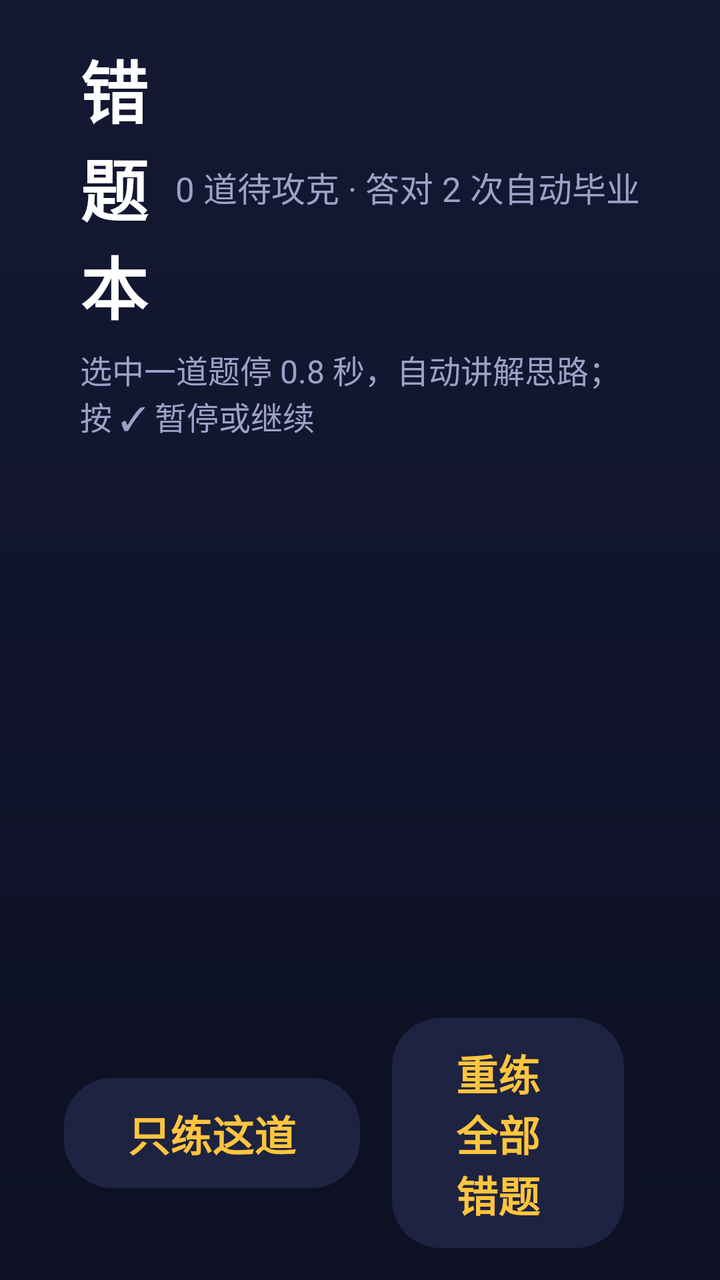
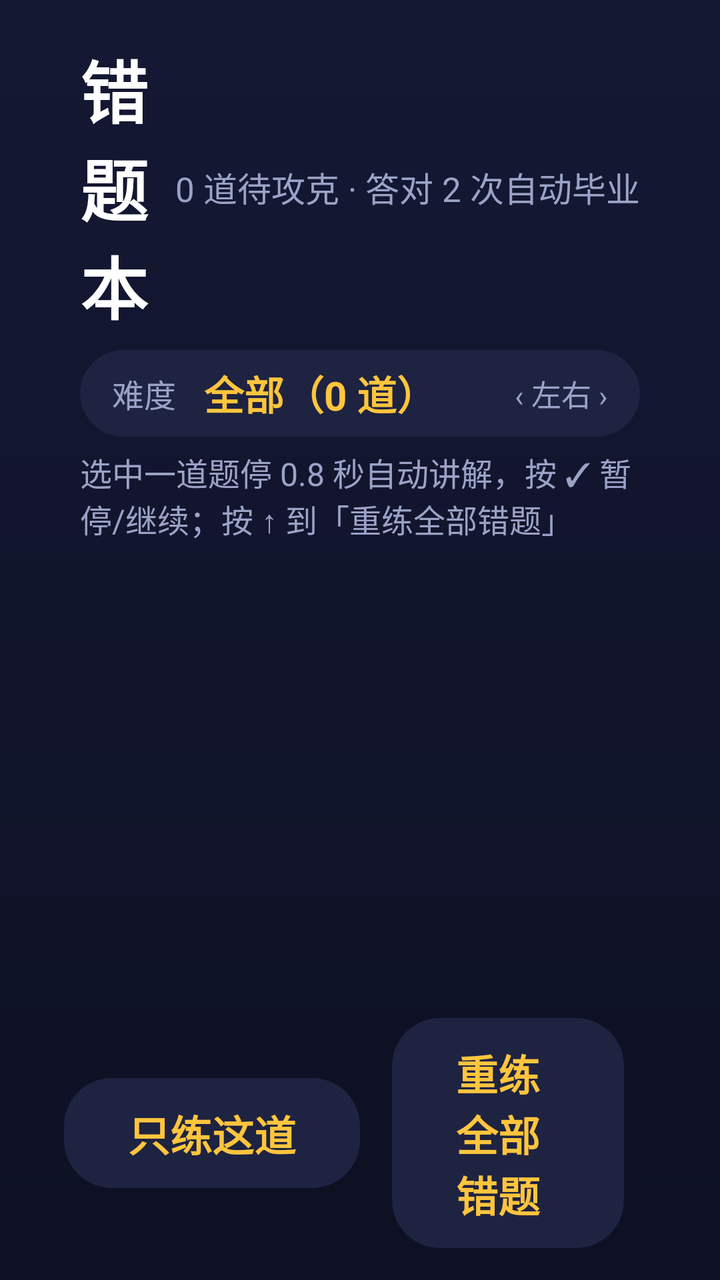

Compare the two renders of this Android layout. The source of the first and the diff that turns it into the second are given below.
<!-- AndroidManifest.xml: application theme Theme.MathKing -->
<!-- res/layout/fragment_wrongbook.xml -->
<?xml version="1.0" encoding="utf-8"?>
<LinearLayout xmlns:android="http://schemas.android.com/apk/res/android"
    android:layout_width="match_parent"
    android:layout_height="match_parent"
    android:background="@drawable/bg_page"
    android:clipChildren="false"
    android:clipToPadding="false"
    android:orientation="vertical"
    android:paddingStart="40dp"
    android:paddingTop="20dp"
    android:paddingEnd="40dp"
    android:paddingBottom="16dp">

    
    <LinearLayout
        android:layout_width="match_parent"
        android:layout_height="wrap_content"
        android:gravity="center_vertical"
        android:orientation="horizontal">

        <TextView
            android:layout_width="0dp"
            android:layout_height="wrap_content"
            android:layout_weight="1"
            android:text="错题本"
            android:textColor="@color/text"
            android:textSize="34sp"
            android:textStyle="bold" />

        <TextView
            android:id="@+id/tvWrongSub"
            android:layout_width="wrap_content"
            android:layout_height="wrap_content"
            android:text="0 道待攻克 · 答对 2 次自动毕业"
            android:textColor="@color/text_dim"
            android:textSize="17sp" />
    </LinearLayout>

    
    <TextView
        android:id="@+id/tvTip"
        android:layout_width="match_parent"
        android:layout_height="wrap_content"
        android:layout_marginTop="6dp"
        android:text="选中一道题停 0.8 秒，自动讲解思路；按 ✓ 暂停或继续"
        android:textColor="@color/text_dim"
        android:textSize="16sp" />

    
    <ScrollView
        android:id="@+id/scroll"
        android:layout_width="match_parent"
        android:layout_height="0dp"
        android:layout_marginTop="10dp"
        android:layout_weight="1"
        android:clipChildren="true"
        android:clipToPadding="true"
        android:scrollbars="none">

        <LinearLayout
            android:id="@+id/list"
            android:layout_width="match_parent"
            android:layout_height="wrap_content"
            android:orientation="vertical" />
    </ScrollView>

    <TextView
        android:id="@+id/tvEmpty"
        android:layout_width="match_parent"
        android:layout_height="0dp"
        android:layout_weight="1"
        android:gravity="center"
        android:text="还没有错题，太厉害了！\n去练几轮再来看看"
        android:textColor="@color/text_dim"
        android:textSize="21sp"
        android:visibility="gone" />

    <LinearLayout
        android:layout_width="match_parent"
        android:layout_height="wrap_content"
        android:layout_marginTop="10dp"
        android:background="@color/bg"
        android:clipChildren="false"
        android:clipToPadding="false"
        android:gravity="center"
        android:orientation="horizontal">

        <TextView
            android:id="@+id/btnPracticeOne"
            android:layout_width="wrap_content"
            android:layout_height="wrap_content"
            android:background="@drawable/selector_card"
            android:clickable="true"
            android:focusable="true"
            android:paddingStart="32dp"
            android:paddingTop="12dp"
            android:paddingEnd="32dp"
            android:paddingBottom="12dp"
            android:text="只练这道"
            android:textColor="@color/accent"
            android:textSize="21sp"
            android:textStyle="bold" />

        <TextView
            android:id="@+id/btnPractice"
            android:layout_width="wrap_content"
            android:layout_height="wrap_content"
            android:layout_marginStart="16dp"
            android:background="@drawable/selector_card"
            android:clickable="true"
            android:focusable="true"
            android:paddingStart="32dp"
            android:paddingTop="12dp"
            android:paddingEnd="32dp"
            android:paddingBottom="12dp"
            android:text="重练全部错题"
            android:textColor="@color/accent"
            android:textSize="21sp"
            android:textStyle="bold" />

        <TextView
            android:id="@+id/btnBack"
            android:layout_width="wrap_content"
            android:layout_height="wrap_content"
            android:layout_marginStart="16dp"
            android:background="@drawable/selector_card"
            android:clickable="true"
            android:focusable="true"
            android:paddingStart="32dp"
            android:paddingTop="12dp"
            android:paddingEnd="32dp"
            android:paddingBottom="12dp"
            android:text="返回"
            android:textColor="@color/text"
            android:textSize="21sp" />
    </LinearLayout>
</LinearLayout>
<!-- resources referenced by this layout -->
<resources>
  <color name="accent">#FFC53D</color>
  <color name="bg">#0E1124</color>
  <color name="text">#FFFFFF</color>
  <color name="text_dim">#9AA3C7</color>
  <!-- drawable bg_page (drawable) -->
  <?xml version="1.0" encoding="utf-8"?>
  <shape xmlns:android="http://schemas.android.com/apk/res/android" android:shape="rectangle">
      <gradient android:angle="270" android:startColor="#141833" android:endColor="#0E1124" />
  </shape>
  <!-- drawable selector_card (drawable) -->
  <?xml version="1.0" encoding="utf-8"?>
  <selector xmlns:android="http://schemas.android.com/apk/res/android">
      <item android:state_focused="true" android:drawable="@drawable/bg_card_focus" />
      <item android:state_pressed="true" android:drawable="@drawable/bg_card_focus" />
      <item android:drawable="@drawable/bg_card" />
  </selector>
  <style name="Theme.MathKing" parent="Theme.AppCompat.NoActionBar">
          <item name="android:windowBackground">@color/bg</item>
          <item name="android:colorAccent">@color/accent</item>
          <item name="android:textColorPrimary">@color/text</item>
          <item name="android:windowNoTitle">true</item>
          <item name="android:windowFullscreen">false</item>
      </style>
  <!-- drawable bg_card_focus (drawable) -->
  <?xml version="1.0" encoding="utf-8"?>
  <shape xmlns:android="http://schemas.android.com/apk/res/android" android:shape="rectangle">
      <solid android:color="#38406F" />
      <stroke android:width="5dp" android:color="@color/accent" />
      <corners android:radius="24dp" />
  </shape>
  <!-- drawable bg_card (drawable) -->
  <?xml version="1.0" encoding="utf-8"?>
  <shape xmlns:android="http://schemas.android.com/apk/res/android" android:shape="rectangle">
      <solid android:color="@color/card" />
      <corners android:radius="24dp" />
  </shape>
  <color name="card">#1E2342</color>
</resources>

<!-- the commit's change to res/layout/fragment_wrongbook.xml (unified diff, before → after) -->
@@ -37,12 +37,54 @@
     </LinearLayout>
 
     
+    <LinearLayout
+        android:id="@+id/stageRow"
+        android:layout_width="match_parent"
+        android:layout_height="wrap_content"
+        android:layout_marginTop="8dp"
+        android:background="@drawable/selector_card"
+        android:clickable="true"
+        android:focusable="true"
+        android:gravity="center_vertical"
+        android:orientation="horizontal"
+        android:paddingStart="16dp"
+        android:paddingTop="7dp"
+        android:paddingEnd="16dp"
+        android:paddingBottom="7dp">
+
+        <TextView
+            android:layout_width="wrap_content"
+            android:layout_height="wrap_content"
+            android:text="难度"
+            android:textColor="@color/text_dim"
+            android:textSize="16sp" />
+
+        <TextView
+            android:id="@+id/tvStageValue"
+            android:layout_width="0dp"
+            android:layout_height="wrap_content"
+            android:layout_marginStart="14dp"
+            android:layout_weight="1"
+            android:text="全部（0 道）"
+            android:textColor="@color/accent"
+            android:textSize="20sp"
+            android:textStyle="bold" />
+
+        <TextView
+            android:layout_width="wrap_content"
+            android:layout_height="wrap_content"
+            android:text="‹ 左右 ›"
+            android:textColor="@color/text_dim"
+            android:textSize="15sp" />
+    </LinearLayout>
+
+    
     <TextView
         android:id="@+id/tvTip"
         android:layout_width="match_parent"
         android:layout_height="wrap_content"
         android:layout_marginTop="6dp"
-        android:text="选中一道题停 0.8 秒，自动讲解思路；按 ✓ 暂停或继续"
+        android:text="选中一道题停 0.8 秒自动讲解，按 ✓ 暂停/继续；按 ↑ 到「重练全部错题」"
         android:textColor="@color/text_dim"
         android:textSize="16sp" />
 
